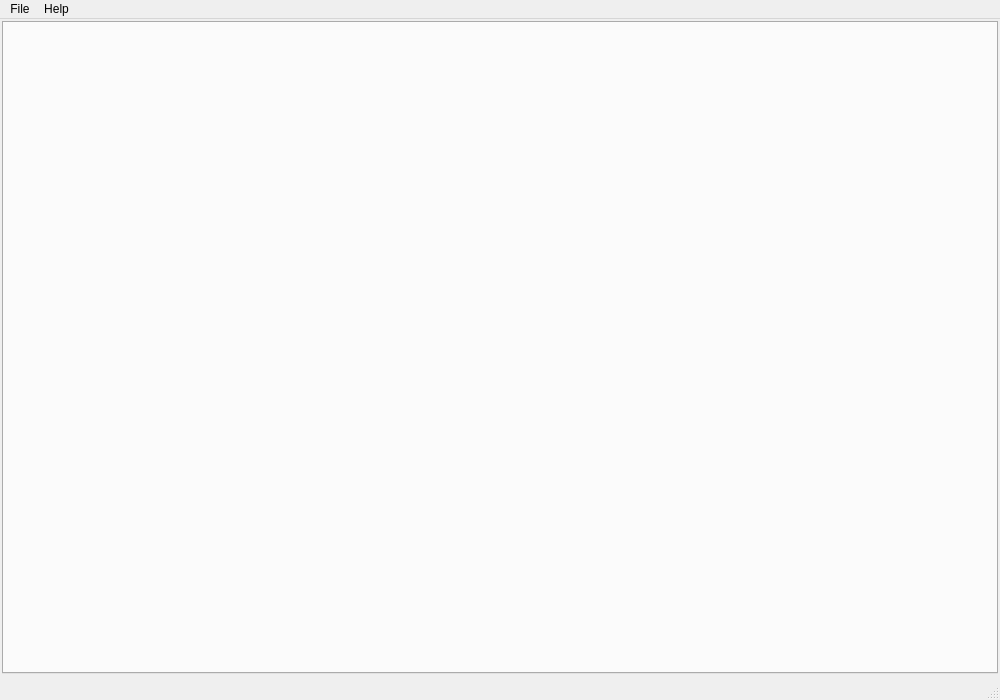
Above: devel/displot.ui from bjstarosta/displot before the change. Below: the same form after it.
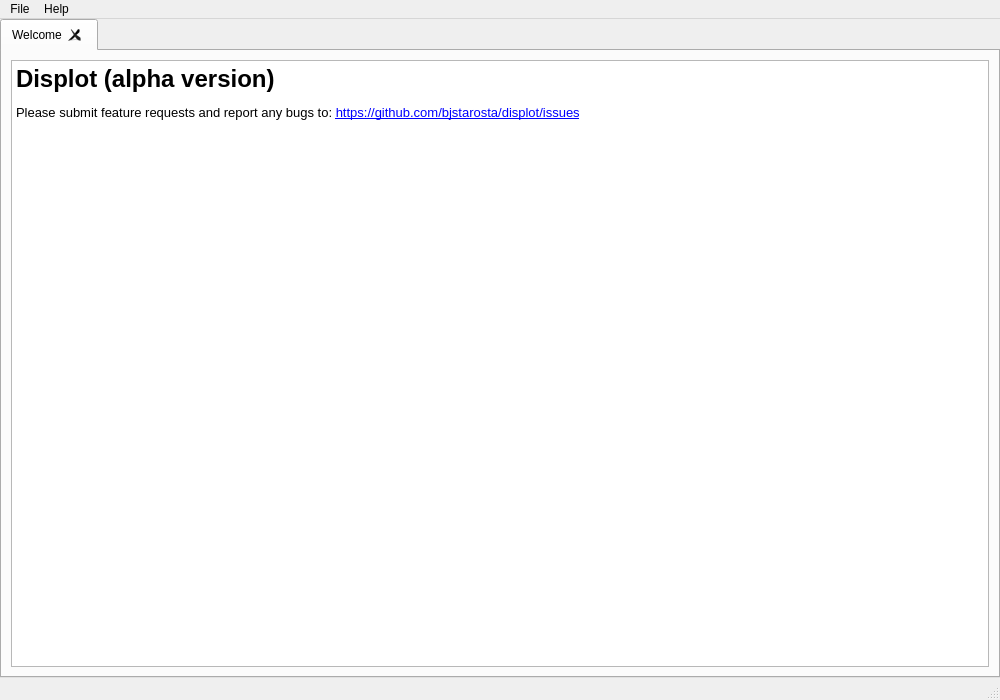
That is the form after the change.

Patch:
```diff
--- a/devel/displot.ui
+++ b/devel/displot.ui
@@ -29,20 +29,20 @@
    <enum>QTabWidget::Rounded</enum>
   </property>
   <widget class="QWidget" name="centralWidget">
-   <layout class="QVBoxLayout" name="centralWidgetLayout">
+   <layout class="QGridLayout" name="gridLayout">
     <property name="leftMargin">
-     <number>2</number>
+     <number>0</number>
     </property>
     <property name="topMargin">
-     <number>2</number>
+     <number>0</number>
     </property>
     <property name="rightMargin">
-     <number>2</number>
+     <number>0</number>
     </property>
     <property name="bottomMargin">
-     <number>4</number>
+     <number>0</number>
     </property>
-    <item>
+    <item row="1" column="0">
      <widget class="QTabWidget" name="tabWidget">
       <property name="enabled">
        <bool>true</bool>
@@ -68,6 +68,25 @@
       <property name="movable">
        <bool>true</bool>
       </property>
+      <widget class="QWidget" name="whatsNew">
+       <attribute name="title">
+        <string>Welcome</string>
+       </attribute>
+       <layout class="QGridLayout" name="gridLayout_2">
+        <item row="0" column="0">
+         <widget class="QTextBrowser" name="whatsNewBrowser">
+          <property name="html">
+           <string>&lt;!DOCTYPE HTML PUBLIC &quot;-//W3C//DTD HTML 4.0//EN&quot; &quot;http://www.w3.org/TR/REC-html40/strict.dtd&quot;&gt;
+&lt;html&gt;&lt;head&gt;&lt;meta name=&quot;qrichtext&quot; content=&quot;1&quot; /&gt;&lt;style type=&quot;text/css&quot;&gt;
+p, li { white-space: pre-wrap; }
+&lt;/style&gt;&lt;/head&gt;&lt;body style=&quot; font-family:'Roboto'; font-size:10pt; font-weight:400; font-style:normal;&quot;&gt;
+&lt;p style=&quot; margin-top:18px; margin-bottom:12px; margin-left:0px; margin-right:0px; -qt-block-indent:0; text-indent:0px;&quot;&gt;&lt;span style=&quot; font-size:xx-large; font-weight:600;&quot;&gt;Displot (alpha version)&lt;/span&gt;&lt;/p&gt;
+&lt;p style=&quot; margin-top:12px; margin-bottom:12px; margin-left:0px; margin-right:0px; -qt-block-indent:0; text-indent:0px;&quot;&gt;Please submit feature requests and report any bugs to: &lt;a href=&quot;https://github.com/bjstarosta/displot/issues&quot;&gt;&lt;span style=&quot; text-decoration: underline; color:#0000ff;&quot;&gt;https://github.com/bjstarosta/displot/issues&lt;/span&gt;&lt;/a&gt;&lt;/p&gt;&lt;/body&gt;&lt;/html&gt;</string>
+          </property>
+         </widget>
+        </item>
+       </layout>
+      </widget>
      </widget>
     </item>
    </layout>
```
Left out of the diff: 2 changed lines with no effect on the pictures.
